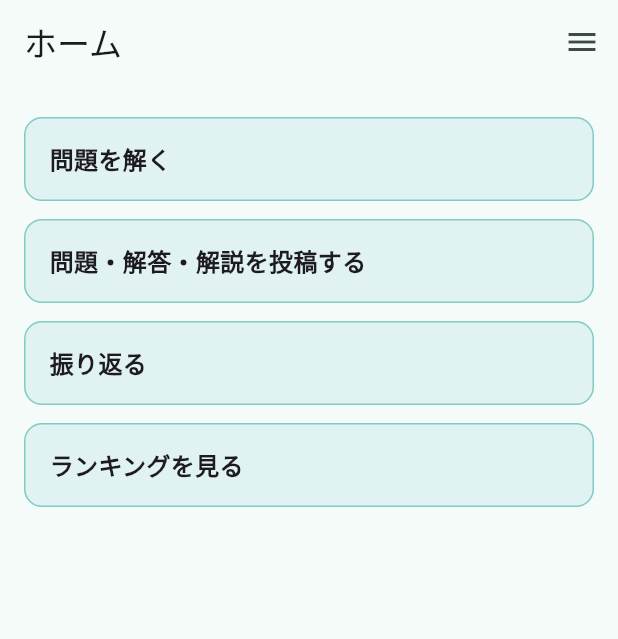
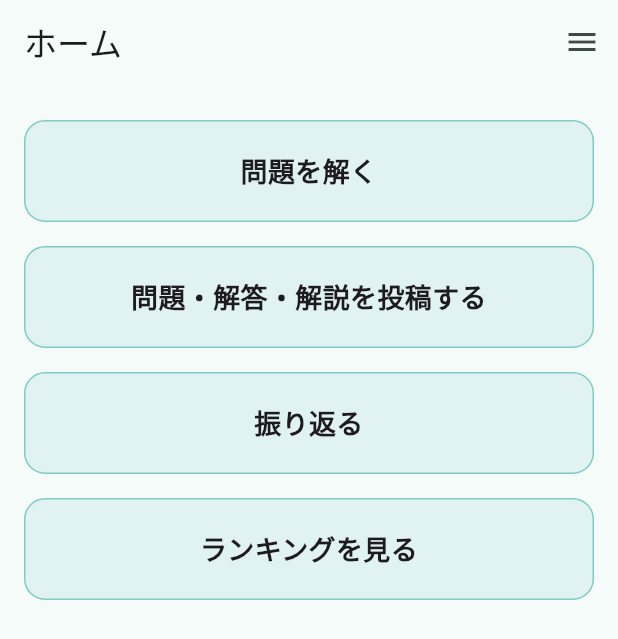
Before and after one commit to Engineer-Guild-Hackathon/team-29-app, a Flutter app: the HomeScreen screen opened directly, on a phone screen of 412 x 824 dp. Shown: the top 639 px of the screen. Run offline on Flutter 3.47's test engine with Material 3 defaults, Android fonts, the phone set to English and light mode, and no system bars; our stand-ins replace file_picker, flutter_dotenv, google_fonts.

Commit message:
ホーム画面の文字

```diff
--- a/kaiho_zukan/frontend/lib/screens/home.dart
+++ b/kaiho_zukan/frontend/lib/screens/home.dart
@@ -13,20 +13,22 @@ class HomeScreen extends StatelessWidget {
 
   Widget menuTile(BuildContext context, String title, VoidCallback onTap) {
     return Padding(
-      padding: const EdgeInsets.symmetric(vertical: 6),
+      padding: const EdgeInsets.symmetric(vertical: 8),
       child: InkWell(
           onTap: onTap,
           child: Container(
-            height: 56,
-            alignment: Alignment.centerLeft,
-            padding: const EdgeInsets.symmetric(horizontal: 16),
+            height: 68,
+            alignment: Alignment.center,
+            padding: const EdgeInsets.symmetric(horizontal: 20),
             decoration: BoxDecoration(
                 color: Colors.teal.shade50,
                 border: Border.all(color: Colors.teal.shade200),
-                borderRadius: BorderRadius.circular(12)),
-            child: Text(title,
-                style:
-                    const TextStyle(fontSize: 16, fontWeight: FontWeight.w600)),
+                borderRadius: BorderRadius.circular(14)),
+            child: Text(
+              title,
+              textAlign: TextAlign.center,
+              style: const TextStyle(fontSize: 18, fontWeight: FontWeight.w600),
+            ),
           )),
     );
   }
```
